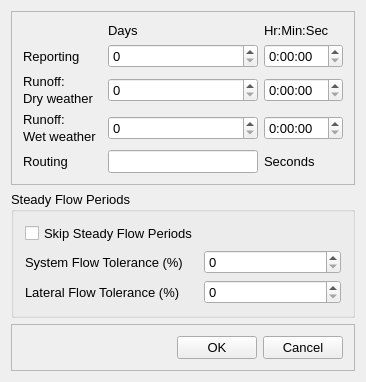
This is src/ui/SWMM/frmTimeStepsDesigner.ui in USEPA/SWMM-EPANET_User_Interface as Qt 5 draws it before an edit. The edited form follows.
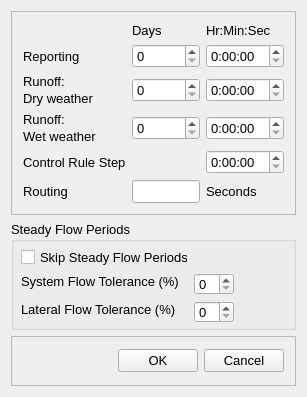
This is the edited form.

Patch:
```diff
--- a/src/ui/SWMM/frmTimeStepsDesigner.ui
+++ b/src/ui/SWMM/frmTimeStepsDesigner.ui
@@ -6,8 +6,8 @@
    <rect>
     <x>0</x>
     <y>0</y>
-    <width>366</width>
-    <height>358</height>
+    <width>307</width>
+    <height>397</height>
    </rect>
   </property>
   <property name="font">
@@ -38,6 +38,12 @@
        </item>
        <item row="0" column="1">
         <widget class="QLabel" name="lblDays">
+         <property name="maximumSize">
+          <size>
+           <width>70</width>
+           <height>16777215</height>
+          </size>
+         </property>
          <property name="text">
           <string>Days</string>
          </property>
@@ -61,7 +67,7 @@
         <widget class="QSpinBox" name="sbxReportDay">
          <property name="maximumSize">
           <size>
-           <width>150</width>
+           <width>70</width>
            <height>16777215</height>
           </size>
          </property>
@@ -102,7 +108,7 @@
         <widget class="QSpinBox" name="sbxDry">
          <property name="maximumSize">
           <size>
-           <width>150</width>
+           <width>70</width>
            <height>16777215</height>
           </size>
          </property>
@@ -140,7 +146,7 @@
         <widget class="QSpinBox" name="sbxWet">
          <property name="maximumSize">
           <size>
-           <width>150</width>
+           <width>70</width>
            <height>16777215</height>
           </size>
          </property>
@@ -163,23 +169,37 @@
         </widget>
        </item>
        <item row="4" column="0">
+        <widget class="QLabel" name="lblControl">
+         <property name="text">
+          <string>Control Rule Step</string>
+         </property>
+        </widget>
+       </item>
+       <item row="4" column="2">
+        <widget class="QTimeEdit" name="tmeControl">
+         <property name="displayFormat">
+          <string>h:mm:ss</string>
+         </property>
+        </widget>
+       </item>
+       <item row="5" column="0">
         <widget class="QLabel" name="lblRouting">
          <property name="text">
           <string>Routing</string>
          </property>
         </widget>
        </item>
-       <item row="4" column="1">
+       <item row="5" column="1">
         <widget class="QLineEdit" name="txtRouting">
          <property name="maximumSize">
           <size>
-           <width>150</width>
+           <width>70</width>
            <height>16777215</height>
           </size>
          </property>
         </widget>
        </item>
-       <item row="4" column="2">
+       <item row="5" column="2">
         <widget class="QLabel" name="lblSeconds">
          <property name="text">
           <string>Seconds</string>
@@ -194,23 +214,41 @@
       <property name="title">
        <string>Steady Flow Periods</string>
       </property>
-      <layout class="QFormLayout" name="formLayout">
-       <item row="0" column="0">
         <widget class="QCheckBox" name="cbxSkip">
+       <property name="geometry">
+        <rect>
+         <x>10</x>
+         <y>26</y>
+         <width>167</width>
+         <height>20</height>
+        </rect>
+       </property>
          <property name="text">
           <string>Skip Steady Flow Periods</string>
          </property>
         </widget>
-       </item>
-       <item row="1" column="0">
         <widget class="QLabel" name="lblSystem">
+       <property name="geometry">
+        <rect>
+         <x>10</x>
+         <y>52</y>
+         <width>160</width>
+         <height>16</height>
+        </rect>
+       </property>
          <property name="text">
           <string>System Flow Tolerance (%)</string>
          </property>
         </widget>
-       </item>
-       <item row="1" column="1">
         <widget class="QSpinBox" name="sbxSystem">
+       <property name="geometry">
+        <rect>
+         <x>183</x>
+         <y>52</y>
+         <width>40</width>
+         <height>22</height>
+        </rect>
+       </property>
          <property name="maximumSize">
           <size>
            <width>150</width>
@@ -218,16 +256,28 @@
           </size>
          </property>
         </widget>
-       </item>
-       <item row="2" column="0">
         <widget class="QLabel" name="lblLateral">
+       <property name="geometry">
+        <rect>
+         <x>10</x>
+         <y>80</y>
+         <width>157</width>
+         <height>16</height>
+        </rect>
+       </property>
          <property name="text">
           <string>Lateral Flow Tolerance (%)</string>
          </property>
         </widget>
-       </item>
-       <item row="2" column="1">
         <widget class="QSpinBox" name="sbxLateral">
+       <property name="geometry">
+        <rect>
+         <x>183</x>
+         <y>80</y>
+         <width>40</width>
+         <height>22</height>
+        </rect>
+       </property>
          <property name="maximumSize">
           <size>
            <width>150</width>
@@ -235,12 +285,16 @@
           </size>
          </property>
         </widget>
-       </item>
-      </layout>
      </widget>
     </item>
     <item>
      <widget class="QFrame" name="frame">
+      <property name="maximumSize">
+       <size>
+        <width>16777215</width>
+        <height>50</height>
+       </size>
+      </property>
       <property name="frameShape">
        <enum>QFrame::StyledPanel</enum>
       </property>
```
Lines whose indentation alone changed are shown as unchanged.
